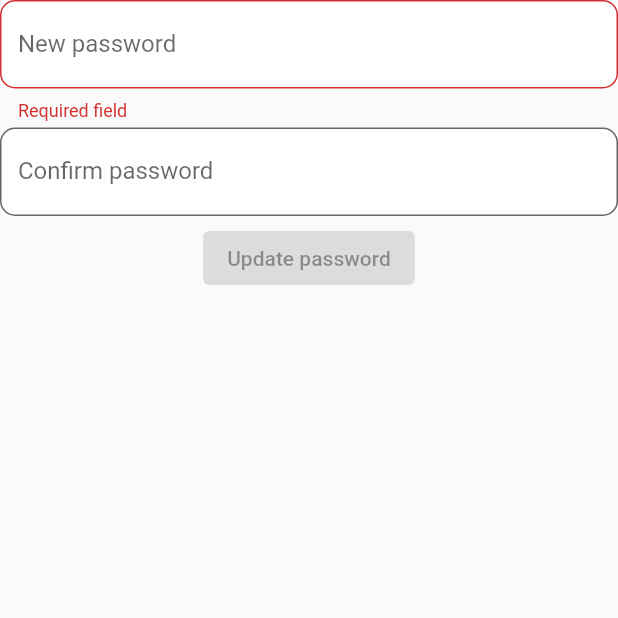
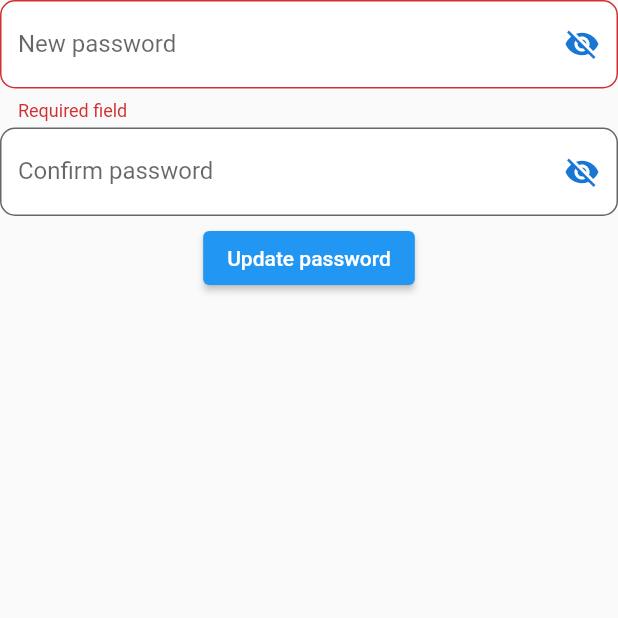
Before and after one commit to Victoriurki/PostPlusApp, a Flutter app: the MyEditProfilePage screen opened directly with empty values, after a tap on "Change password", on a phone screen of 412 x 824 dp, the top half of it. Run offline on Flutter 3.47's test engine with Material 2 defaults, Android fonts, the phone set to English and light mode, and no system bars; our stand-ins replace cloud_firestore, dio, email_validator, firebase_auth, firebase_core, firebase_storage and 3 more; missing offline and left inert: firestore_search; accounts and stored records are empty; network calls fail.

Commit message:
Text Field Fixing

```diff
--- a/postplus_app/lib/my_change_password_page/my_change_password_page.dart
+++ b/postplus_app/lib/my_change_password_page/my_change_password_page.dart
@@ -1,5 +1,6 @@
 import 'package:flutter/material.dart';
-
+import 'package:flutter/services.dart';
+import 'package:postplus_app/update_password/update_password.dart';
 import '../my_widgets/my_textfield_widget.dart';
 import '../user_model/user_model.dart';
 
@@ -15,19 +16,25 @@ class MyChangePasswordPage extends StatefulWidget {
 class _MyChangePasswordPageState extends State<MyChangePasswordPage> {
   String newPasswordErrorText = "Required field";
   String confirmPasswordErrorText = "Passwords do not match";
-  final TextEditingController _newPasswordController = TextEditingController(text: "");
-  final TextEditingController _confirmPasswordController = TextEditingController(text: "");
-
-
+  final TextEditingController _newPasswordController =
+      TextEditingController();
+  final TextEditingController _confirmPasswordController =
+      TextEditingController();
 
   @override
   Widget build(BuildContext context) {
     return SafeArea(
       child: Scaffold(
-        body: Column(
+        body: SingleChildScrollView(
+          child: Column(
+            mainAxisSize: MainAxisSize.min,
             children: [
               MyTextFieldWidget(
-              obscureText: false,
+                inputFormatters: [
+                  FilteringTextInputFormatter.deny(RegExp(" ")),
+                ],
+                maxLength: 20,
+                obscureText: true,
                 label: "New password",
                 hint: "type your new password here",
                 onChanged: (text) {},
@@ -36,7 +43,11 @@ class _MyChangePasswordPageState extends State<MyChangePasswordPage> {
                 showErrorText: _newPasswordController.text.isEmpty,
               ),
               MyTextFieldWidget(
-              obscureText: false,
+                inputFormatters: [
+                  FilteringTextInputFormatter.deny(RegExp(" ")),
+                ],
+                maxLength: 20,
+                obscureText: true,
                 label: "Confirm password",
                 hint: "Confirm your new password here",
                 onChanged: (text) {
@@ -44,12 +55,14 @@ class _MyChangePasswordPageState extends State<MyChangePasswordPage> {
                 },
                 controller: _confirmPasswordController,
                 errorText: confirmPasswordErrorText,
-              showErrorText: _confirmPasswordController == _newPasswordController,
+                showErrorText:
+                    _confirmPasswordController == _newPasswordController,
               ),
               ElevatedButton(
                 child: const Text("Update password"),
-              onPressed: _newPasswordController == _confirmPasswordController
-                  ? () {
+                onPressed: _newPasswordController.text == _confirmPasswordController.text
+                    ? () async {
+                      await updatePassword(widget.currentUserModel, _newPasswordController.text);
                       Navigator.pop(context);
                       }
                     : null,
@@ -57,6 +70,7 @@ class _MyChangePasswordPageState extends State<MyChangePasswordPage> {
             ],
           ),
         ),
+      ),
     );
   }
 }
--- a/postplus_app/lib/my_edit_profile_page/my_edit_profile_page.dart
+++ b/postplus_app/lib/my_edit_profile_page/my_edit_profile_page.dart
@@ -1,5 +1,6 @@
 import 'package:cloud_firestore/cloud_firestore.dart';
 import 'package:flutter/material.dart';
+import 'package:flutter/services.dart';
 import 'package:postplus_app/my_change_password_page/my_change_password_page.dart';
 import 'package:postplus_app/my_widgets/my_elevated_button_widget.dart';
 import 'package:postplus_app/my_widgets/my_textfield_widget.dart';
@@ -35,9 +36,15 @@ class _MyEditProfilePageState extends State<MyEditProfilePage> {
   Widget build(BuildContext context) {
     return SafeArea(
       child: Scaffold(
-        body: Column(
+        body: SingleChildScrollView(
+          child: Column(
+            mainAxisSize: MainAxisSize.min,
             children: [
               MyTextFieldWidget(
+                inputFormatters: [
+                  FilteringTextInputFormatter.allow(RegExp("[a-z0-9]")),
+                ],
+                maxLength: 20,
                 obscureText: false,
                 label: "@username*",
                 hint: "type a username here",
@@ -49,6 +56,7 @@ class _MyEditProfilePageState extends State<MyEditProfilePage> {
                 showErrorText: _userNameController.text.isEmpty,
               ),
               MyTextFieldWidget(
+                  maxLength: 300,
                   obscureText: false,
                   label: "Biography",
                   hint: "Tell they more about you...",
@@ -69,8 +77,8 @@ class _MyEditProfilePageState extends State<MyEditProfilePage> {
               MyElevatedButtonWidget(
                 title: "Update",
                 action: () {
-                _userNameController.text.isNotEmpty
-                    ? () {
+                  if (_userNameController.text.isNotEmpty) {
+                    try {
                       FirebaseFirestore.instance
                           .collection("users")
                           .doc(widget.currentUserModel.sId!)
@@ -79,13 +87,17 @@ class _MyEditProfilePageState extends State<MyEditProfilePage> {
                         "username": _userNameController.text,
                       });
                       Navigator.pop(context);
+                    } catch (e) {
+                      return null;
                     }
-                    : null;
+                  }
+
                 },
               )
             ],
           ),
         ),
+      ),
     );
   }
 }
--- a/postplus_app/lib/my_profie_page/my_profile_page.dart
+++ b/postplus_app/lib/my_profie_page/my_profile_page.dart
@@ -119,6 +119,7 @@ class _MyProfilePageState extends State<MyProfilePage> {
                       ),
                       Text(
                           "${snapshot.data!.firstName!} ${snapshot.data!.lastName!}"),
+                      Text("@${snapshot.data!.username}"),
                       widget.selectedUserId == widget.currentUserModel.sId
                           ? Column(children: [
                               TextButton(
--- a/postplus_app/lib/my_upload_image_page/my_upload_image_page.dart
+++ b/postplus_app/lib/my_upload_image_page/my_upload_image_page.dart
@@ -24,7 +24,8 @@ class _MyUploadImagePageState extends State<MyUploadImagePage> {
   Widget build(BuildContext context) {
     return SafeArea(
       child: Scaffold(
-        body: Center(
+        body: SingleChildScrollView(
+          child: Center(
             child: Column(
               children: [
                 ElevatedButton.icon(
@@ -95,6 +96,7 @@ class _MyUploadImagePageState extends State<MyUploadImagePage> {
                   },
                 ),
                 MyTextFieldWidget(
+                    maxLength: 300,
                     obscureText: false,
                     label: "Description",
                     hint: "Type your description here!",
@@ -138,6 +140,7 @@ class _MyUploadImagePageState extends State<MyUploadImagePage> {
             ),
           ),
         ),
+      ),
     );
   }
 }
--- a/postplus_app/lib/my_widgets/my_textfield_widget.dart
+++ b/postplus_app/lib/my_widgets/my_textfield_widget.dart
@@ -1,7 +1,8 @@
 import 'package:flutter/material.dart';
+import 'package:flutter/services.dart';
 
 class MyTextFieldWidget extends StatefulWidget {
-  const MyTextFieldWidget(
+   MyTextFieldWidget(
       {Key? key,
       required this.obscureText,
       required this.label,
@@ -9,9 +10,13 @@ class MyTextFieldWidget extends StatefulWidget {
       required this.onChanged,
       this.errorText = "",
       this.showErrorText = false,
-      this.controller})
+      this.controller,
+      this.inputFormatters,
+      this.maxLength,
+      })
       : super(key: key);
 
+  int? maxLength;
   final String label;
   final String hint;
   final String errorText;
@@ -19,6 +24,7 @@ class MyTextFieldWidget extends StatefulWidget {
   final bool showErrorText;
   final Function(String)? onChanged;
   final TextEditingController? controller;
+  List<TextInputFormatter>? inputFormatters;
 
   @override
   State<MyTextFieldWidget> createState() => _MyTextFieldWidgetState();
@@ -38,10 +44,13 @@ class _MyTextFieldWidgetState extends State<MyTextFieldWidget> {
     return Column(
       children: [
         TextField(
+          maxLength: widget.maxLength,
+          inputFormatters: widget.inputFormatters,
           obscureText: widget.obscureText ? !_passwordVisible : widget.obscureText,
           onChanged: widget.onChanged,
           style: const TextStyle(),
           decoration: InputDecoration(
+            counter: const Offstage(),
             filled: true,
             fillColor: Colors.white,
             border: const OutlineInputBorder(
```
Also changed, not shown: postplus_app/lib/my_app_bar/my_app_bar.dart (+6 -2 lines), postplus_app/lib/my_home_page/my_home_page.dart (+13 -12 lines), postplus_app/lib/my_login_page/my_login_page.dart (+8 -0 lines), postplus_app/lib/my_register_page/my_register_page.dart (+26 -2 lines), postplus_app/lib/update_password/update_password.dart (added, +36 -0 lines). Lines whose indentation alone changed are shown as unchanged.
